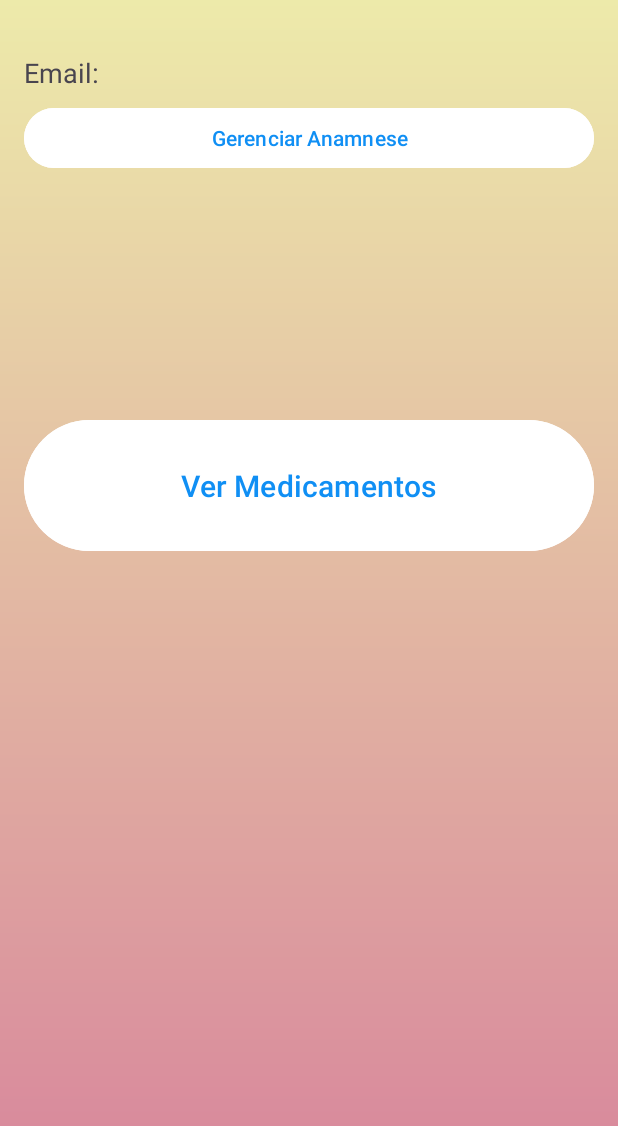
After one commit to Bedablin/projetoquinta, an Android app: the PacInfo screen opened directly, with no data from a screen before it, on a phone screen of 412 x 824 dp. The commit adds this screen. Shown: the top 1126 px of the screen. Run offline under Robolectric (Android 15) with nearby library versions, the phone set to English and light mode, and no system bars; our stand-ins replace Firebase (no records; nobody signed in at launch, a user with empty details on screens opened directly).

Commit message:
olha ta funcionando mas ta tipo muito mal feito, nao da pra deixar o salvador perguntar demais

```diff
--- a/app/src/main/AndroidManifest.xml
+++ b/app/src/main/AndroidManifest.xml
@@ -13,6 +13,9 @@
         android:supportsRtl="true"
         android:theme="@style/Theme.Idosologin"
         tools:targetApi="31">
+        <activity
+            android:name=".PacInfo"
+            android:exported="false" />
         <activity
             android:name=".Pacientes"
             android:exported="false" />
--- a/app/src/main/java/com/example/idosologin/MainActivity.kt
+++ b/app/src/main/java/com/example/idosologin/MainActivity.kt
@@ -18,6 +18,7 @@ class MainActivity : AppCompatActivity() {
         var ultName: String? = null
         var ultMedName: String? = null
         var ultCuidName: String? = null
+        var ultPacName: String? = null
     }
 
     private lateinit var firebaseAuth: FirebaseAuth
--- a/app/src/main/java/com/example/idosologin/Medicamentos.kt
+++ b/app/src/main/java/com/example/idosologin/Medicamentos.kt
@@ -38,7 +38,7 @@ class Medicamentos : AppCompatActivity() {
                 for (document in documents) {
                     if (document.contains("Criador do medicamento")) {
                         val nombreCriador = document.getString("Criador do medicamento")
-                        if (nombreCriador == MainActivity.GlobalData.ultName) {
+                        if (nombreCriador == MainActivity.GlobalData.ultEmail){
                             val nombre = document.getString("Nome")
                             mutableList.add("$nombre")
                         }
--- /dev/null
+++ b/app/src/main/java/com/example/idosologin/PacInfo.kt
@@ -0,0 +1,58 @@
+package com.example.idosologin
+
+import android.content.Intent
+import android.os.Bundle
+import android.util.Log
+import android.widget.Button
+import android.widget.EditText
+import android.widget.TextView
+import android.widget.Toast
+import androidx.appcompat.app.AlertDialog
+import androidx.appcompat.app.AppCompatActivity
+import com.google.firebase.auth.FirebaseAuth
+import com.google.firebase.auth.FirebaseUser
+import com.google.firebase.firestore.FirebaseFirestore
+
+class PacInfo : AppCompatActivity() {
+
+    private lateinit var userEmailEditText: TextView
+    private lateinit var anamButton: Button
+    private lateinit var medButton: Button
+
+    val db = FirebaseFirestore.getInstance()
+
+
+
+    override fun onCreate(savedInstanceState: Bundle?) {
+        super.onCreate(savedInstanceState)
+        setContentView(R.layout.activity_pac_info)
+
+
+        userEmailEditText = findViewById(R.id.etUserEmail2)
+        anamButton = findViewById(R.id.btnAnam)
+        medButton = findViewById(R.id.Medbtn2)
+
+
+
+        loadUserInfo()
+
+
+        anamButton.setOnClickListener {
+            startActivity(Intent(this, Anamnese::class.java))
+            finish()
+        }
+
+        medButton.setOnClickListener {
+            startActivity(Intent(this, Medicamentos::class.java))
+        }
+
+
+    }
+
+    private fun loadUserInfo() {
+
+        val email = MainActivity.GlobalData.ultEmail
+        userEmailEditText.setText(email)
+
+    }
+}
--- a/app/src/main/java/com/example/idosologin/menuCuidador.kt
+++ b/app/src/main/java/com/example/idosologin/menuCuidador.kt
@@ -86,7 +86,7 @@ class menuCuidador : AppCompatActivity() {
 
 
         linkSeeButton.setOnClickListener {
-            startActivity(Intent(this, Pedidos::class.java))
+            startActivity(Intent(this, Pacientes::class.java))
         }
 
         linkButton.setOnClickListener {
--- a/app/src/main/java/com/example/idosologin/registroMed.kt
+++ b/app/src/main/java/com/example/idosologin/registroMed.kt
@@ -42,7 +42,7 @@ class registroMed : AppCompatActivity() {
             val dosage = binding.dosageInput.text.toString()
             val duration = binding.durationInput.text.toString()
             val info = binding.infoInput.text.toString()
-            val creator = MainActivity.GlobalData.ultName
+            val creator = MainActivity.GlobalData.ultEmail
             val db = Firebase.firestore
 
 
--- /dev/null
+++ b/app/src/main/res/layout/activity_pac_info.xml
@@ -0,0 +1,59 @@
+<?xml version="1.0" encoding="utf-8"?>
+<RelativeLayout xmlns:android="http://schemas.android.com/apk/res/android"
+    android:layout_width="match_parent"
+    android:layout_height="match_parent"
+    android:padding="16dp"
+    android:background="@drawable/login_background"
+    >
+
+    <TextView
+        android:id="@+id/tvUserEmailLabel2"
+        android:layout_width="wrap_content"
+        android:layout_height="wrap_content"
+        android:text="Email:"
+        android:textSize="18sp"
+        android:layout_marginTop="20dp"
+        android:layout_alignParentStart="true" />
+
+
+
+    <TextView
+        android:id="@+id/etUserEmail2"
+        android:layout_width="match_parent"
+        android:layout_height="wrap_content"
+        android:layout_toEndOf="@id/tvUserEmailLabel2"
+        android:layout_alignBaseline="@id/tvUserEmailLabel2"
+        android:layout_marginTop="100dp"
+        android:layout_marginStart="8dp"
+        android:text="Email do idoso"
+        android:textSize="18sp"
+         />
+
+
+    <Button
+        android:id="@+id/btnAnam"
+        android:layout_width="match_parent"
+        android:layout_height="wrap_content"
+        android:layout_below="@id/etUserEmail2"
+        android:layout_marginTop="7dp"
+        android:backgroundTint="@color/white"
+        android:text="Gerenciar Anamnese"
+        android:textColor="#108FF4" />
+
+    <Button
+        android:id="@+id/Medbtn2"
+        android:layout_width="match_parent"
+        android:layout_height="wrap_content"
+        android:layout_below="@id/etUserEmail2"
+        android:layout_marginTop="215dp"
+        android:backgroundTint="@color/white"
+        android:padding="30dp"
+        android:text="Ver Medicamentos"
+        android:textColor="#108FF4"
+        android:textSize="20dp" />
+
+
+
+
+
+</RelativeLayout>
```
Also changed, not shown: app/src/main/java/com/example/idosologin/Pacientes.kt (+61 -9 lines), app/src/main/res/layout/activity_pacientes.xml (+8 -6 lines).
